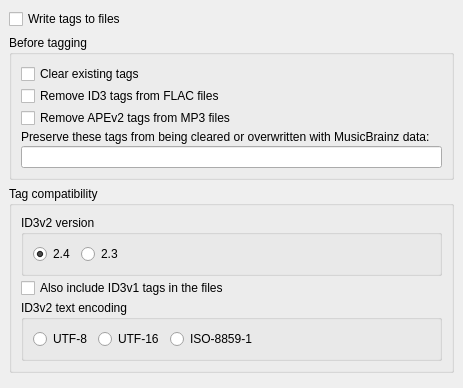
Qt form ui/options_tags.ui (metabrainz/picard) before a commit.
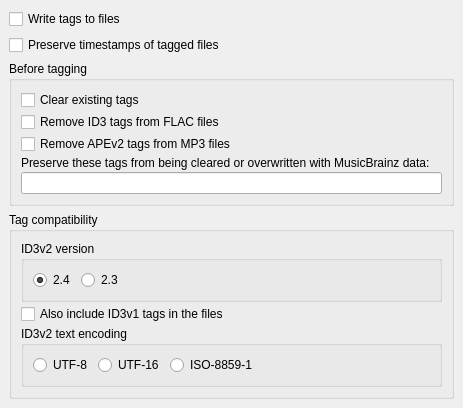
The same form after that commit.

Commit message: Added option to preserve timestamps of tagged files

Diff of the .ui file:
```diff
--- a/ui/options_tags.ui
+++ b/ui/options_tags.ui
@@ -24,6 +24,13 @@
      </property>
     </widget>
    </item>
+   <item>
+    <widget class="QCheckBox" name="preserve_timestamps">
+     <property name="text">
+      <string>Preserve timestamps of tagged files</string>
+     </property>
+    </widget>
+   </item>
    <item>
     <widget class="QGroupBox" name="rename_files">
      <property name="title">
```
The commit also changes 7 other files.
